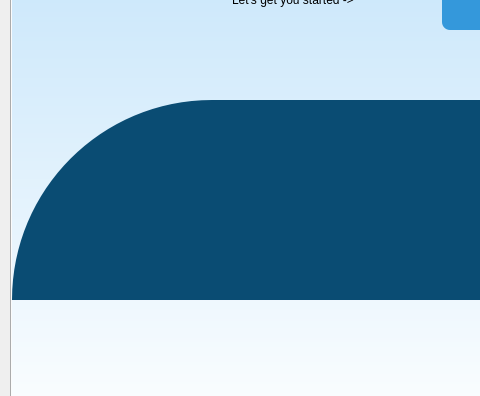
The window that appwindow.ui (TG-o2/Hawata) describes before a commit, drawn with Qt 5; both pictures show x 0 to 480 and y 450 to 846 of the 1256 by 846 pixel window.
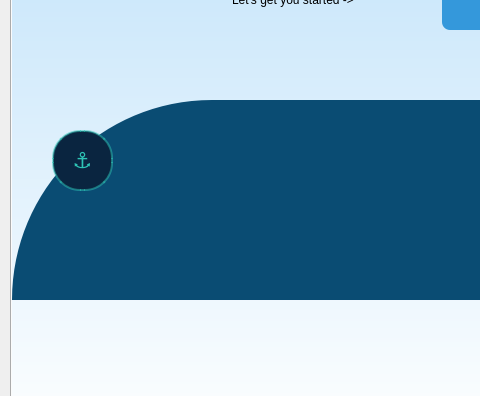
The same window after the commit. The open tabs and pages were chosen to show the change. Custom widgets are drawn as their Qt base class.

What changed in the file:
```diff
--- a/appwindow.ui
+++ b/appwindow.ui
@@ -264,6 +264,41 @@
       <string>Log out</string>
      </property>
     </widget>
+    <widget class="QPushButton" name="chatFAB">
+     <property name="geometry">
+      <rect>
+       <x>40</x>
+       <y>530</y>
+       <width>61</width>
+       <height>61</height>
+      </rect>
+     </property>
+     <property name="toolTip">
+      <string>Harbor Assistant</string>
+     </property>
+     <property name="styleSheet">
+      <string notr="true">
+QPushButton {
+    background-color: #0A2540;
+    color: #2EC4B6;
+    border: 2px solid rgba(46, 196, 182, 0.5);
+    border-radius: 28px;
+    font-size: 22px;
+}
+QPushButton:hover {
+    background-color: #0D3060;
+    border: 2px solid #2EC4B6;
+}
+QPushButton:pressed {
+    background-color: #2EC4B6;
+    color: #0A2540;
+}
+   </string>
+     </property>
+     <property name="text">
+      <string>⚓</string>
+     </property>
+    </widget>
    </widget>
    <widget class="QWidget" name="tab">
     <attribute name="title">
```
Left out of the diff: 5 changed lines with no effect on the pictures.
